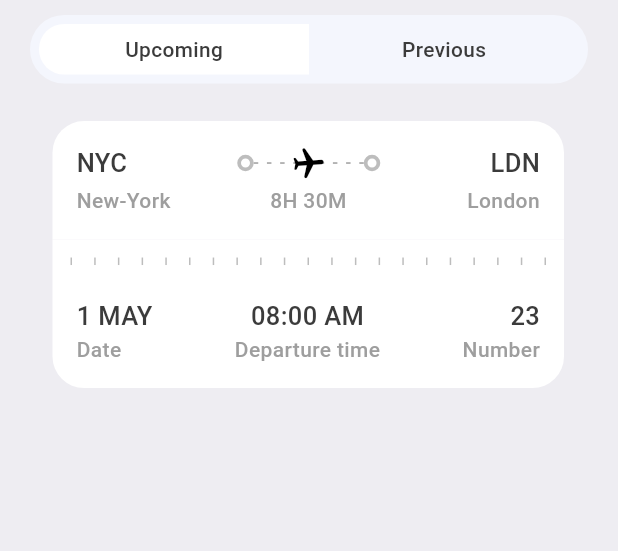
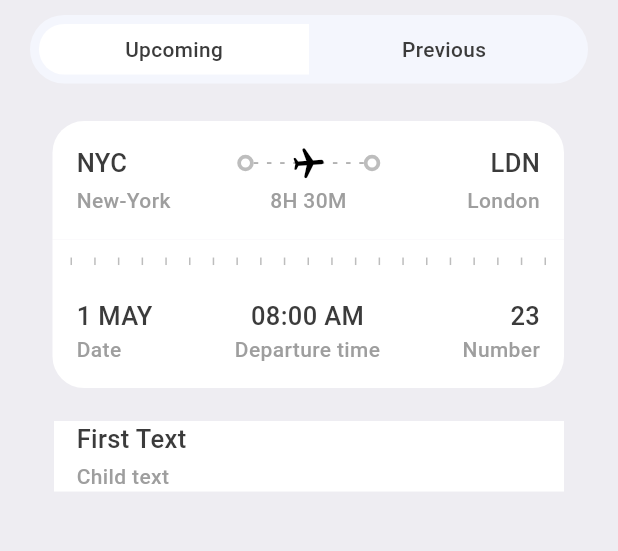
Before and after one commit to HumbleGh/tickets_app, a Flutter app: the TicketScreen screen opened directly, on a phone screen of 412 x 824 dp, the part 165-716 px from its top. Run offline on Flutter 3.47's test engine with Material 2 defaults, Android fonts, the phone set to English and light mode, and no system bars; our stand-ins replace fluentui_system_icons, gap, get.

Commit message:
minor updates

```diff
--- a/lib/screens/tickets_screen.dart
+++ b/lib/screens/tickets_screen.dart
@@ -43,6 +43,30 @@ class _TicketScreenState extends State<TicketScreen> {
                       ticket: ticketList[0],
                       isColor: true,
                     ),
+                  ),
+                  Container(
+                    margin: EdgeInsets.fromLTRB(16, 0, 16, 0),
+                    padding: EdgeInsets.symmetric(
+                        horizontal: AppLayout.getHeight(15)),
+                    color: Colors.white,
+                    child: Row(
+                      children: [
+                        Column(
+                          crossAxisAlignment: CrossAxisAlignment.start,
+                          children: [
+                            Text(
+                              'First Text',
+                              style: Styles.headLineStyle3,
+                            ),
+                            Gap(AppLayout.getHeight(3)),
+                            Text(
+                              'Child text',
+                              style: Styles.headLineStyle4,
+                            )
+                          ],
+                        )
+                      ],
+                    ),
                   )
                 ]),
           ],
--- a/lib/screens/tickets_view.dart
+++ b/lib/screens/tickets_view.dart
@@ -269,7 +269,7 @@ class TicketView extends StatelessWidget {
                   )
                 ],
               ),
-            )
+            ),
           ],
         ),
       ),
```
